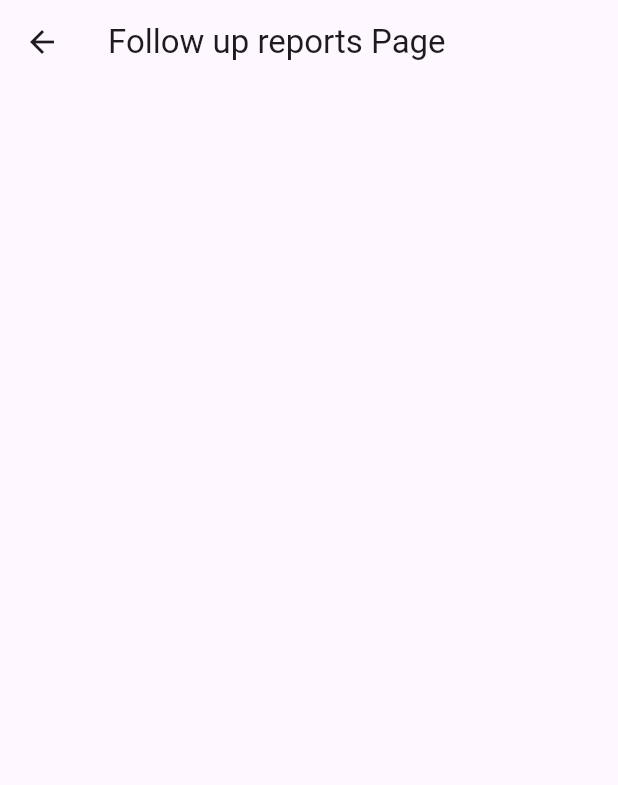
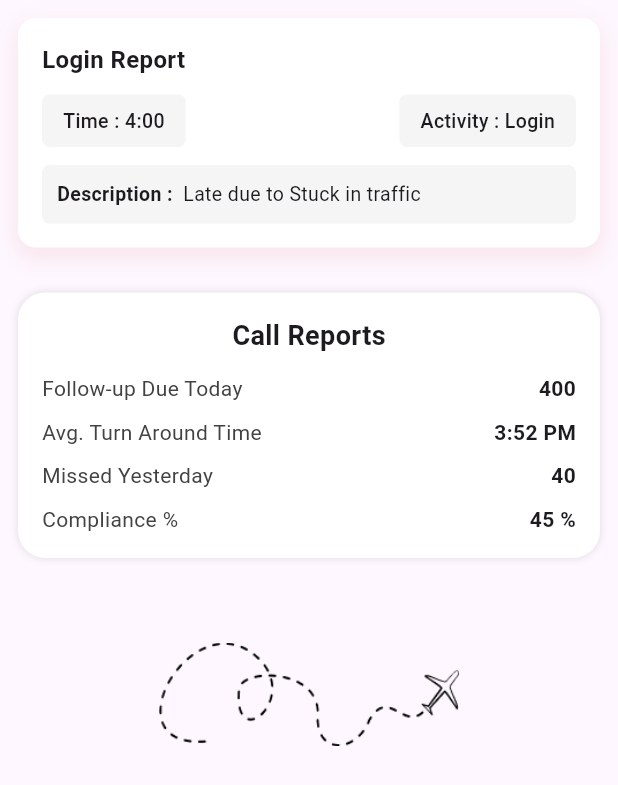
Before and after one commit to Rajankumar9955/CRM, a Flutter app: the FollowUpReportsPage screen opened directly, on a phone screen of 412 x 824 dp. Shown: the top 785 px of the screen. Run offline on Flutter 3.47's test engine with Material 3 defaults, Android fonts, the phone set to English and light mode, and no system bars; our stand-ins replace percent_indicator.

Commit message:
Follow_up_reports page done

```diff
--- a/lib/view/home/pages/My_reports/call_reports_page.dart
+++ b/lib/view/home/pages/My_reports/call_reports_page.dart
@@ -181,7 +181,9 @@ class CallReportsPage extends StatelessWidget {
     child: Column(
       crossAxisAlignment: CrossAxisAlignment.start,
       children: [
-        Text(title, style: const TextStyle(fontSize: 18, fontWeight: FontWeight.bold)),
+        Center(
+          child: Text(title, style: const TextStyle(fontSize: 18, fontWeight: FontWeight.bold))
+          ),
         const SizedBox(height: 12),
 
         ...List.generate(entries.length, (index) {
@@ -192,11 +194,11 @@ class CallReportsPage extends StatelessWidget {
                 mainAxisAlignment: MainAxisAlignment.spaceBetween,
                 children: [
                   Text(entry.key, style: TextStyle(fontSize: 14, color: Colors.grey[800])),
-                  Text(entry.value, style: const TextStyle(fontSize: 14, fontWeight: FontWeight.w600)),
+                  Text(entry.value, style:  TextStyle(fontSize: 14, fontWeight: FontWeight.w600)),
                 ],
               ),
               if (index != entries.length - 1) // avoid divider after the last item
-                const Padding(
+                 Padding(
                   padding: EdgeInsets.symmetric(vertical: 8),
                   child: Divider(color: Colors.grey, height: 1),
                 ),
--- a/lib/view/home/pages/My_reports/follow_up_reports_page.dart
+++ b/lib/view/home/pages/My_reports/follow_up_reports_page.dart
@@ -5,8 +5,162 @@ class FollowUpReportsPage extends StatelessWidget {
 
   @override
   Widget build(BuildContext context) {
+    final screenWidth = MediaQuery.of(context).size.width;
+
     return Scaffold(
-appBar: AppBar(title: Text("Follow up reports Page"),),
+      body: SafeArea(
+        child: SingleChildScrollView(
+          physics:  BouncingScrollPhysics(),
+          padding:  EdgeInsets.only(top: 12, left: 12, right: 12, bottom: 20),
+          child: Column(
+            crossAxisAlignment: CrossAxisAlignment.start,
+            children: [
+              _buildLoginReport(screenWidth),
+              const SizedBox(height: 30),
+              _buildReportCard(
+                title: 'Call Reports',
+                data: {
+                  'Follow-up Due Today': '400',
+                  'Avg. Turn Around Time': '3:52 PM',
+                  'Missed Yesterday': '40',
+                  'Compliance %': '45 %',
+                },
+                screenWidth: screenWidth,
+              ),
+              Center(
+                child: Image.asset(
+                  'assets/plane.png',
+                  width: 200,
+                  height: 150,
+                  fit: BoxFit.contain,
+                ),
+              ),
+            ],
+          ),
+        ),
+      ),
+    );
+  }
+
+  Widget _buildLoginReport(double screenWidth) {
+    return Container(
+      width: screenWidth * 0.97,
+      padding: const EdgeInsets.all(16),
+      decoration: BoxDecoration(
+        color: Colors.white,
+        borderRadius: BorderRadius.circular(12),
+        boxShadow: [
+          BoxShadow(
+            color: const Color.fromARGB(255, 199, 65, 65).withOpacity(0.1),
+            blurRadius: 12,
+            spreadRadius: 1,
+            offset: const Offset(0, 6),
+          ),
+        ],
+      ),
+      child: Column(
+        crossAxisAlignment: CrossAxisAlignment.start,
+        children: [
+          const Text(
+            'Login Report',
+            style: TextStyle(fontSize: 16, fontWeight: FontWeight.bold),
+          ),
+          const SizedBox(height: 12),
+          Row(
+            mainAxisAlignment: MainAxisAlignment.spaceBetween,
+            children: [
+              _infoChip('Time :', '4:00'),
+              _infoChip('Activity :', 'Login'),
+            ],
+          ),
+          const SizedBox(height: 12),
+          Container(
+            padding: const EdgeInsets.symmetric(vertical: 10, horizontal: 10),
+            decoration: BoxDecoration(
+              color: Colors.grey[100],
+              borderRadius: BorderRadius.circular(5),
+            ),
+            child: Row(
+              crossAxisAlignment: CrossAxisAlignment.start,
+              children: const [
+                Text(
+                  'Description :  ',
+                  style: TextStyle(fontWeight: FontWeight.bold, fontSize: 13),
+                ),
+                Expanded(
+                  child: Text(
+                    'Late due to Stuck in traffic',
+                    style: TextStyle(fontSize: 13),
+                    overflow: TextOverflow.ellipsis,
+                    maxLines: 2,
+                  ),
+                ),
+              ],
+            ),
+          ),
+        ],
+      ),
+    );
+  }
+
+  Widget _infoChip(String label, String value) {
+    return Container(
+      padding: const EdgeInsets.symmetric(horizontal: 14, vertical: 8),
+      decoration: BoxDecoration(
+        color: Colors.grey[100],
+        borderRadius: BorderRadius.circular(5),
+      ),
+      child: Text(
+        '$label $value',
+        style: const TextStyle(fontSize: 13, fontWeight: FontWeight.w500),
+      ),
+    );
+  }
+
+  Widget _buildReportCard({
+    required String title,
+    required Map<String, String> data,
+    required double screenWidth,
+  }) {
+    final entries = data.entries.toList();
+
+    return Container(
+      width: screenWidth * 0.97,
+      padding: const EdgeInsets.all(16),
+      margin: const EdgeInsets.only(bottom: 16),
+      decoration: BoxDecoration(
+        color: Colors.white,
+        borderRadius: BorderRadius.circular(18),
+        boxShadow: const [BoxShadow(color: Colors.black12, blurRadius: 4)],
+      ),
+      child: Column(
+        crossAxisAlignment: CrossAxisAlignment.start,
+        children: [
+          Center(
+            child: Text(
+              title,
+              style: const TextStyle(fontSize: 18, fontWeight: FontWeight.bold),
+            ),
+          ),
+          const SizedBox(height: 12),
+          ...List.generate(entries.length, (index) {
+            final entry = entries[index];
+            return Column(
+              children: [
+                Row(
+                  mainAxisAlignment: MainAxisAlignment.spaceBetween,
+                  children: [
+                    Text(entry.key, style: TextStyle(fontSize: 14, color: Colors.grey[800])),
+                    Text(entry.value, style: const TextStyle(fontSize: 14, fontWeight: FontWeight.w600)),
+                  ],
+                ),
+                if (index != entries.length - 1)
+                  const SizedBox(height: 9),
+              ],
+            );
+          }),
+        ],
+      ),
     );
   }
 }
```
Also changed, not shown: assets/plane.png (added).
